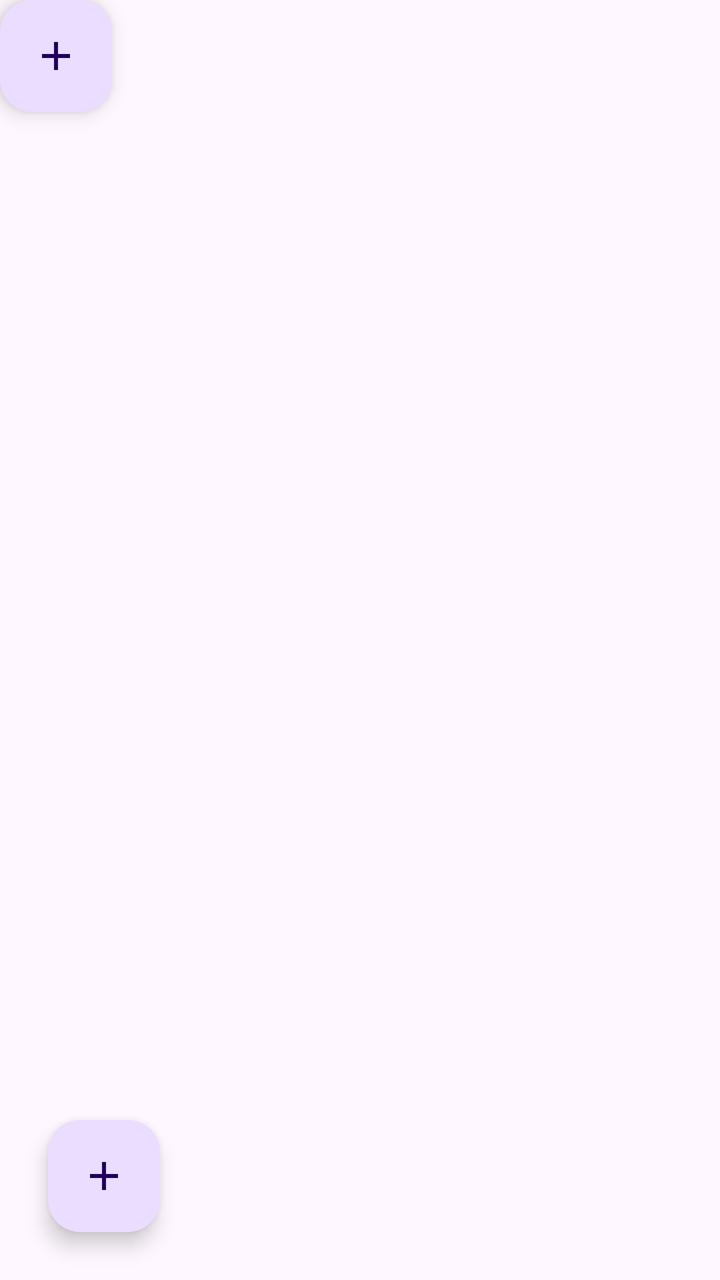
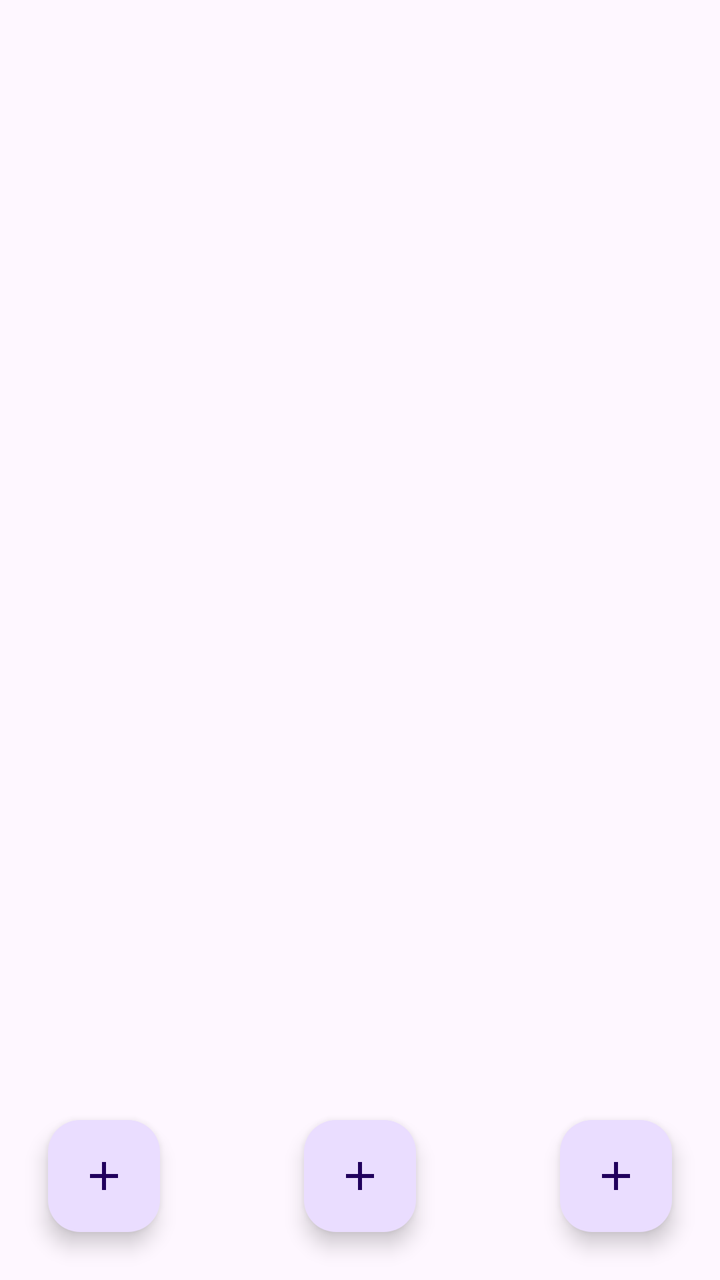

Before-and-after screenshots of an Android layout around one commit, followed by the original layout XML and the change that was made.
<!-- AndroidManifest.xml: application theme Theme.Pantry -->
<!-- res/layout/fragment_pantry_list.xml -->
<?xml version="1.0" encoding="utf-8"?>
<FrameLayout xmlns:android="http://schemas.android.com/apk/res/android"
    xmlns:app="http://schemas.android.com/apk/res-auto"
    xmlns:tools="http://schemas.android.com/tools"
    android:layout_width="match_parent"
    android:layout_height="match_parent"
    tools:context=".fragments.Pantry">

    <androidx.constraintlayout.widget.ConstraintLayout
        android:layout_width="match_parent"
        android:layout_height="match_parent" >

        <com.google.android.material.floatingactionbutton.FloatingActionButton
            android:id="@+id/addFloatingButton"
            android:layout_width="56dp"
            android:layout_height="wrap_content"
            android:layout_marginStart="24dp"
            android:layout_marginBottom="24dp"
            android:clickable="true"
            android:src="@drawable/ic_add"
            app:layout_constraintBottom_toBottomOf="parent"
            app:layout_constraintStart_toStartOf="parent" />

        <com.google.android.material.floatingactionbutton.FloatingActionButton
            android:id="@+id/removeFloatingButton"
            android:layout_width="56dp"
            android:layout_height="wrap_content"
            android:clickable="true"
            android:src="@drawable/ic_add"
            tools:layout_editor_absoluteX="338dp"
            tools:layout_editor_absoluteY="568dp" />

    </androidx.constraintlayout.widget.ConstraintLayout>

    <androidx.constraintlayout.widget.ConstraintLayout
        android:layout_width="match_parent"
        android:layout_height="match_parent">

        <androidx.recyclerview.widget.RecyclerView
            android:id="@+id/recyclerView"
            android:layout_width="match_parent"
            android:layout_height="match_parent" />

    </androidx.constraintlayout.widget.ConstraintLayout>

</FrameLayout>
<!-- resources referenced by this layout -->
<resources>
  <!-- drawable ic_add (drawable) -->
  <vector xmlns:android="http://schemas.android.com/apk/res/android" android:height="24dp" android:tint="#FFFFFF" android:viewportHeight="24" android:viewportWidth="24" android:width="24dp">
        
      <path android:fillColor="@android:color/white" android:pathData="M19,13h-6v6h-2v-6H5v-2h6V5h2v6h6v2z"/>
      
  </vector>
  <style name="Theme.Pantry" parent="Base.Theme.Pantry" />
  <style name="Base.Theme.Pantry" parent="Theme.Material3.DayNight.NoActionBar">
          
          
      </style>
</resources>

<!-- the commit's change to res/layout/fragment_pantry_list.xml (unified diff, before → after) -->
@@ -14,21 +14,40 @@
             android:id="@+id/addFloatingButton"
             android:layout_width="56dp"
             android:layout_height="wrap_content"
-            android:layout_marginStart="24dp"
+            android:layout_marginEnd="24dp"
             android:layout_marginBottom="24dp"
             android:clickable="true"
+            android:focusable="true"
             android:src="@drawable/ic_add"
             app:layout_constraintBottom_toBottomOf="parent"
-            app:layout_constraintStart_toStartOf="parent" />
+            app:layout_constraintEnd_toEndOf="parent"
+            tools:ignore="ContentDescription" />
 
         <com.google.android.material.floatingactionbutton.FloatingActionButton
             android:id="@+id/removeFloatingButton"
             android:layout_width="56dp"
             android:layout_height="wrap_content"
+            android:layout_marginStart="24dp"
+            android:layout_marginBottom="24dp"
             android:clickable="true"
+            android:focusable="true"
             android:src="@drawable/ic_add"
-            tools:layout_editor_absoluteX="338dp"
-            tools:layout_editor_absoluteY="568dp" />
+            app:layout_constraintBottom_toBottomOf="parent"
+            app:layout_constraintStart_toStartOf="parent"
+            tools:ignore="ContentDescription" />
+
+        <com.google.android.material.floatingactionbutton.FloatingActionButton
+            android:id="@+id/editFloatingButton"
+            android:layout_width="wrap_content"
+            android:layout_height="wrap_content"
+            android:layout_marginBottom="24dp"
+            android:clickable="true"
+            android:focusable="true"
+            android:src="@drawable/ic_add"
+            app:layout_constraintBottom_toBottomOf="parent"
+            app:layout_constraintStart_toStartOf="parent"
+            app:layout_constraintEnd_toEndOf="parent"
+            tools:ignore="ContentDescription,SpeakableTextPresentCheck" />
 
     </androidx.constraintlayout.widget.ConstraintLayout>
 
